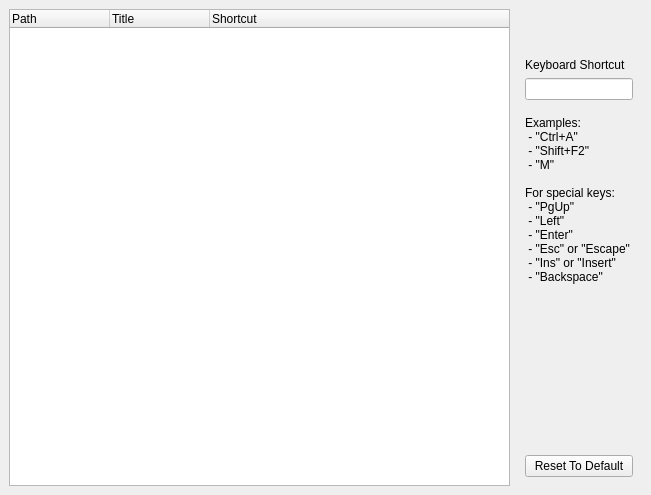
Before: the Qt Designer form src/lay/lay/CustomizeMenuConfigPage.ui in KLayout/klayout, drawn with Qt 5.
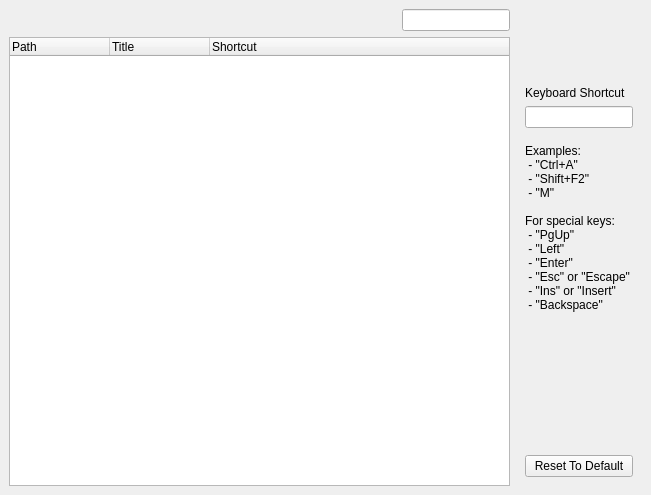
After: the same form once the commit is applied. Icons and pictures are not drawn. Custom widgets are drawn as their Qt base class.

Commit message: Added tooltips and filter to menu customization dialog

What changed in the file:
```diff
--- a/src/lay/lay/CustomizeMenuConfigPage.ui
+++ b/src/lay/lay/CustomizeMenuConfigPage.ui
@@ -19,10 +19,7 @@
   <property name="windowTitle">
    <string>Settings</string>
   </property>
-  <layout class="QHBoxLayout">
-   <property name="spacing">
-    <number>6</number>
-   </property>
+  <layout class="QGridLayout" name="gridLayout">
    <property name="leftMargin">
     <number>9</number>
    </property>
@@ -35,35 +32,7 @@
    <property name="bottomMargin">
     <number>9</number>
    </property>
-   <item>
-    <widget class="QTreeWidget" name="bindings_list">
-     <property name="sizePolicy">
-      <sizepolicy hsizetype="Expanding" vsizetype="Expanding">
-       <horstretch>1</horstretch>
-       <verstretch>0</verstretch>
-      </sizepolicy>
-     </property>
-     <property name="rootIsDecorated">
-      <bool>true</bool>
-     </property>
-     <column>
-      <property name="text">
-       <string>Path</string>
-      </property>
-     </column>
-     <column>
-      <property name="text">
-       <string>Title</string>
-      </property>
-     </column>
-     <column>
-      <property name="text">
-       <string>Shortcut</string>
-      </property>
-     </column>
-    </widget>
-   </item>
-   <item>
+   <item row="1" column="1">
     <widget class="QFrame" name="frame">
      <property name="frameShape">
       <enum>QFrame::NoFrame</enum>
@@ -171,6 +140,91 @@
      </layout>
     </widget>
    </item>
+   <item row="1" column="0">
+    <widget class="QTreeWidget" name="bindings_list">
+     <property name="sizePolicy">
+      <sizepolicy hsizetype="Expanding" vsizetype="Expanding">
+       <horstretch>1</horstretch>
+       <verstretch>0</verstretch>
+      </sizepolicy>
+     </property>
+     <property name="rootIsDecorated">
+      <bool>true</bool>
+     </property>
+     <column>
+      <property name="text">
+       <string>Path</string>
+      </property>
+     </column>
+     <column>
+      <property name="text">
+       <string>Title</string>
+      </property>
+     </column>
+     <column>
+      <property name="text">
+       <string>Shortcut</string>
+      </property>
+     </column>
+    </widget>
+   </item>
+   <item row="0" column="0">
+    <widget class="QFrame" name="frame_2">
+     <property name="frameShape">
+      <enum>QFrame::NoFrame</enum>
+     </property>
+     <property name="frameShadow">
+      <enum>QFrame::Raised</enum>
+     </property>
+     <layout class="QHBoxLayout" name="horizontalLayout">
+      <property name="leftMargin">
+       <number>0</number>
+      </property>
+      <property name="topMargin">
+       <number>0</number>
+      </property>
+      <property name="rightMargin">
+       <number>0</number>
+      </property>
+      <property name="bottomMargin">
+       <number>0</number>
+      </property>
+      <item>
+       <spacer name="horizontalSpacer">
+        <property name="orientation">
+         <enum>Qt::Horizontal</enum>
+        </property>
+        <property name="sizeHint" stdset="0">
+         <size>
+          <width>328</width>
+          <height>20</height>
+         </size>
+        </property>
+       </spacer>
+      </item>
+      <item>
+       <widget class="QLabel" name="label_3">
+        <property name="text">
+         <string/>
+        </property>
+        <property name="pixmap">
+         <pixmap resource="layResources.qrc">:/find.png</pixmap>
+        </property>
+       </widget>
+      </item>
+      <item>
+       <widget class="lay::DecoratedLineEdit" name="filter">
+        <property name="sizePolicy">
+         <sizepolicy hsizetype="Fixed" vsizetype="Fixed">
+          <horstretch>0</horstretch>
+          <verstretch>0</verstretch>
+         </sizepolicy>
+        </property>
+       </widget>
+      </item>
+     </layout>
+    </widget>
+   </item>
   </layout>
  </widget>
  <layoutdefault spacing="6" margin="11"/>
```
Left out of the diff: 4 changed lines with no effect on the pictures. The commit also changes 2 other files.
